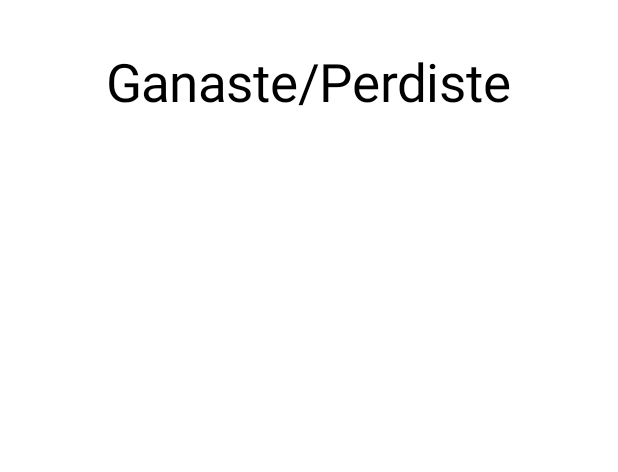
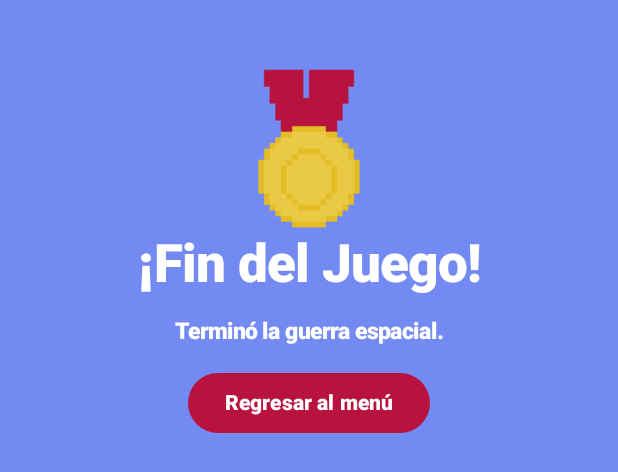
Before and after one commit to emanuelmath/NavBattle, an Android app built with Jetpack Compose: the @Preview function GameOverPreview, on a phone screen of 412 x 824 dp. Shown: the top 472 px of the screen. Run offline under Robolectric (Android 15) with nearby library versions, the phone set to English and light mode, and no system bars.

Commit message:
Versión final a entregar, solo quedó corregir el envío de balas, desconectar server del cliente al terminar el juego, y algunos detalles más.

```diff
--- a/app/src/main/java/com/example/navbattle/game/BalaNetwork.kt
+++ b/app/src/main/java/com/example/navbattle/game/BalaNetwork.kt
@@ -6,5 +6,6 @@ data class BalaNetwork(
     val velX: Float,
     val velY: Float,
     val senderIsServer: Boolean,
-    val isTriple: Boolean = false
+    val isTriple: Boolean = false,
+    val tripleOffsets: List<Float>?
 )
--- a/app/src/main/java/com/example/navbattle/ui/navigation/Screen.kt
+++ b/app/src/main/java/com/example/navbattle/ui/navigation/Screen.kt
@@ -19,6 +19,10 @@ sealed class Screen(val ruta: String) {
         }
     }
 
-    object GameOver : Screen("gameover")
+    object GameOver : Screen("gameover/{isServer}/{ganador}") {
+        fun gameOverDelUsuario(isServer: Boolean, ganador: String): String {
+            return "gameover/$isServer/$ganador"
+        }
+    }
 
 }
--- a/app/src/main/java/com/example/navbattle/ui/screens/GameOverScreen.kt
+++ b/app/src/main/java/com/example/navbattle/ui/screens/GameOverScreen.kt
@@ -1,25 +1,76 @@
 package com.example.navbattle.ui.screens
 
+import androidx.compose.foundation.Image
 import androidx.compose.foundation.layout.Column
+import androidx.compose.foundation.layout.Spacer
 import androidx.compose.foundation.layout.fillMaxSize
 import androidx.compose.foundation.layout.padding
+import androidx.compose.foundation.layout.size
+import androidx.compose.material3.Button
+import androidx.compose.material3.ButtonDefaults
+import androidx.compose.material3.Scaffold
 import androidx.compose.material3.Text
 import androidx.compose.runtime.Composable
 import androidx.compose.ui.Alignment
 import androidx.compose.ui.Modifier
+import androidx.compose.ui.graphics.Color
+import androidx.compose.ui.res.painterResource
+import androidx.compose.ui.text.font.FontWeight
+import androidx.compose.ui.text.style.TextAlign
 import androidx.compose.ui.tooling.preview.Preview
 import androidx.compose.ui.unit.dp
 import androidx.compose.ui.unit.sp
+import androidx.navigation.NavController
+import androidx.navigation.compose.rememberNavController
+import com.example.navbattle.R
+import com.example.navbattle.ui.navigation.Screen
 
 @Composable
-fun GameOver() {
-    Column(horizontalAlignment = Alignment.CenterHorizontally, modifier = Modifier.fillMaxSize().padding(top = 35.dp)) {
-        Text("Ganaste/Perdiste", fontSize = 35.sp)
+fun GameOver(navController: NavController, isServer: Boolean, ganador: String) {
+    val medallaServidor = painterResource(R.drawable.medallaservidor)
+    val medallaCliente = painterResource(R.drawable.medallacliente)
+
+    Scaffold(containerColor = Color(0xFF738AF2)) { innerPadding ->
+        Column(horizontalAlignment = Alignment.CenterHorizontally, modifier = Modifier.fillMaxSize().
+        padding(innerPadding).padding(top = 35.dp)) {
+            Image(if(isServer) medallaServidor else medallaCliente, null,
+            modifier = Modifier.size(120.dp))
+            Text("¡Fin del Juego!",
+                color = Color.White,
+                fontSize = 35.sp,
+                textAlign = TextAlign.Center,
+                fontWeight = FontWeight.ExtraBold)
+            Spacer(Modifier.size(15.dp))
+            Text("Terminó la guerra espacial.",
+                color = Color.White,
+                fontSize = 15.sp,
+                textAlign = TextAlign.Center,
+                fontWeight = FontWeight.ExtraBold)
+
+            Spacer(Modifier.size(15.dp))
+
+            Button(onClick = {
+                navController.navigate(Screen.MenuDelJuego.ruta) {
+                    popUpTo(Screen.GameOver.gameOverDelUsuario(isServer, ganador)) {
+                        inclusive = true
+                    }
+                }
+            },colors = ButtonDefaults.buttonColors(
+                containerColor = if(isServer) Color(0xFFB8123F) else Color(0xFF352DB6)
+            )) {
+                Text("Regresar al menú",
+                    color = Color.White,
+                    textAlign = TextAlign.Center,
+                    fontWeight = FontWeight.ExtraBold)
+            }
+        }
+
     }
 }
 
 @Preview(showBackground = true, showSystemUi = true)
 @Composable
 fun GameOverPreview() {
-    GameOver()
+    val navController = rememberNavController()
+    GameOver(navController, true, "David")
 }
```
Also changed, not shown: app/src/main/java/com/example/navbattle/ui/navigation/NavBattleNavHost.kt (+7 -2 lines), app/src/main/java/com/example/navbattle/ui/screens/ClienteScreen.kt (+19 -14 lines), app/src/main/java/com/example/navbattle/ui/screens/GameScreen.kt (+52 -39 lines), app/src/main/res/drawable-nodpi/medallacliente.png (added), app/src/main/res/drawable-nodpi/medallaservidor.png (added), 4 other files.
